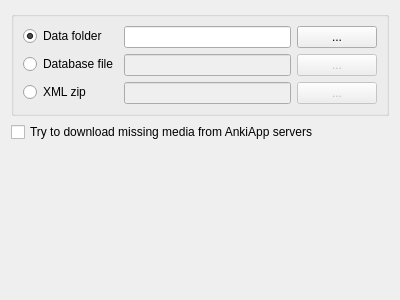
First picture: the form in designer/ankiapp.ui, repository abdnh/anki-copycat-importer, before the edit.
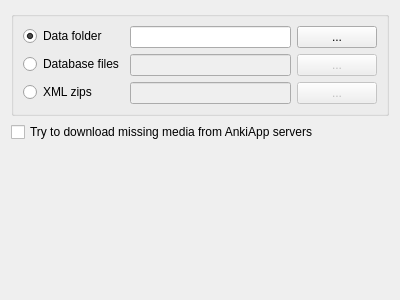
Second picture: the form after the edit.

Commit message: Support importing multiple database files or zips

The edit to the form file:
```diff
--- a/designer/ankiapp.ui
+++ b/designer/ankiapp.ui
@@ -72,7 +72,7 @@
          <string>AnkiApp's SQLite database file. If you only have access to a single database file, you can use this, otherwise it's recommended to specify the data folder instead to allow the add-on to import more data</string>
         </property>
         <property name="text">
-         <string>Database file</string>
+         <string>Database files</string>
         </property>
        </widget>
       </item>
@@ -121,7 +121,7 @@
       <item row="2" column="0">
        <widget class="QRadioButton" name="xml_zip_checkbox">
         <property name="text">
-         <string>XML zip</string>
+         <string>XML zips</string>
         </property>
        </widget>
       </item>
```
The commit also changes 2 other files.
